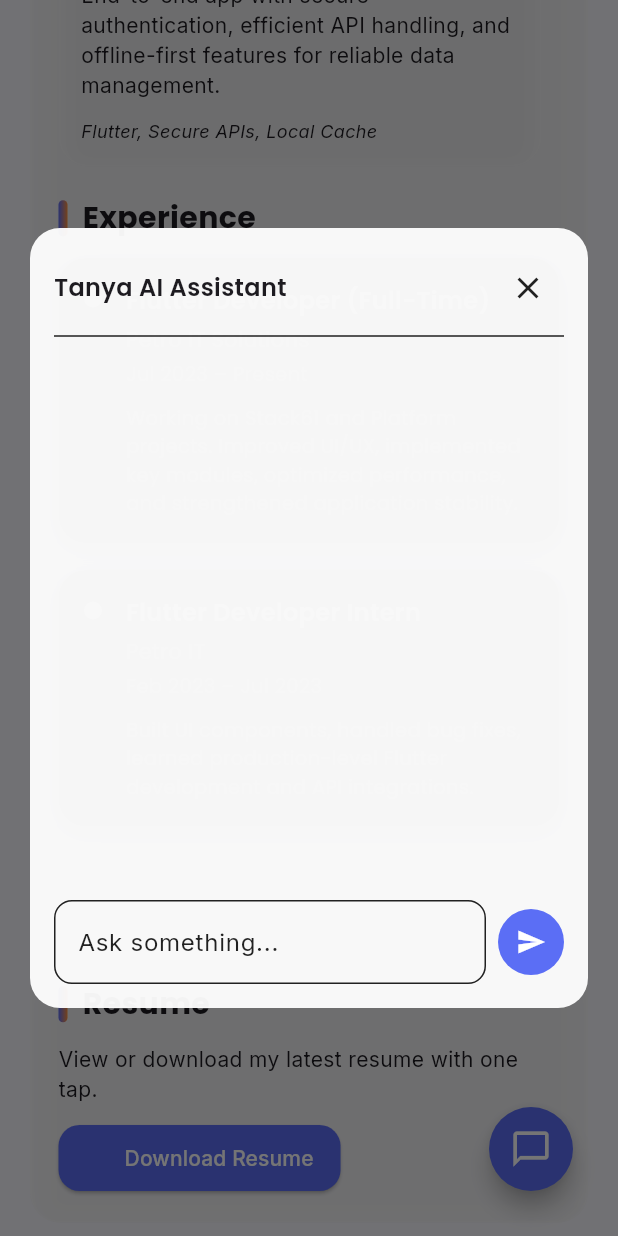
After one commit to TanyaMittal2002/portfolio, a Flutter app: the screen it shows after launch, scrolled down 2304 dp, after a tap on the "chat bubble outline" icon, on a phone screen of 412 x 824 dp. The commit adds this screen. Run offline on Flutter 3.47's test engine with Material 3 defaults, Android fonts, the phone set to English and light mode, and no system bars; our stand-ins replace google_fonts, lottie, supabase_flutter; accounts and stored records are empty.

Commit message:
Integrate AI Chatbot feature
- Add `AiChatBotButton` to `lib/main.dart`, positioned within a `Stack` over the main content.
- Create `lib/ai_chatbot/ai_chatbot.dart` containing `AiChatBotButton` and `AiChatWindow` widgets.
- Implement basic chat interface with simulated "typing" delay and hardcoded bot response.
- Include styling for user/bot message bubbles and an input field with send functionality.

```diff
--- /dev/null
+++ b/lib/ai_chatbot/ai_chatbot.dart
@@ -0,0 +1,164 @@
+import 'package:flutter/material.dart';
+import 'package:google_fonts/google_fonts.dart';
+
+/// ---------------------- AI CHATBOT ----------------------
+
+class AiChatBotButton extends StatelessWidget {
+  const AiChatBotButton({super.key});
+
+  @override
+  Widget build(BuildContext context) {
+    return Positioned(
+      bottom: 30,
+      right: 30,
+      child: FloatingActionButton(
+        backgroundColor: const Color(0xFF5B6EF5),
+        shape: RoundedRectangleBorder(borderRadius: BorderRadius.circular(50)),
+        onPressed: () {
+          showDialog(
+            context: context,
+            builder: (_) => const AiChatWindow(),
+          );
+        },
+        child: const Icon(Icons.chat_bubble_outline, size: 28, color: Colors.white),
+      ),
+    );
+  }
+}
+
+
+class AiChatWindow extends StatefulWidget {
+  const AiChatWindow({super.key});
+
+  @override
+  State<AiChatWindow> createState() => _AiChatWindowState();
+}
+
+class _AiChatWindowState extends State<AiChatWindow> {
+  final TextEditingController _controller = TextEditingController();
+  final List<Map<String, String>> messages = [];
+
+  Future<void> sendMessage(String text) async {
+    if (text.trim().isEmpty) return;
+
+    setState(() {
+      messages.add({"role": "user", "text": text});
+    });
+
+    _controller.clear();
+
+    // ✨ Fake delay like ChatGPT typing
+    await Future.delayed(const Duration(milliseconds: 700));
+
+    // ✨ Simple AI reply — You can later replace this with OpenAI API
+    setState(() {
+      messages.add({
+        "role": "bot",
+        "text": "Thanks for your message! I’m Tanya’s Portfolio AI.\nHow can I assist you today?"
+      });
+    });
+  }
+
+  @override
+  Widget build(BuildContext context) {
+    return Dialog(
+      insetPadding: const EdgeInsets.all(20),
+      backgroundColor: Colors.white.withOpacity(0.95),
+      shape: RoundedRectangleBorder(borderRadius: BorderRadius.circular(20)),
+      child: Container(
+        width: 380,
+        height: 520,
+        padding: const EdgeInsets.all(16),
+        child: Column(
+          children: [
+            // Top Bar
+            Row(
+              mainAxisAlignment: MainAxisAlignment.spaceBetween,
+              children: [
+                Text(
+                  "Tanya AI Assistant",
+                  style: GoogleFonts.poppins(
+                    fontSize: 16,
+                    fontWeight: FontWeight.w600,
+                  ),
+                ),
+                IconButton(
+                  onPressed: () => Navigator.pop(context),
+                  icon: const Icon(Icons.close),
+                )
+              ],
+            ),
+            const Divider(),
+
+            // Messages
+            Expanded(
+              child: ListView.builder(
+                padding: const EdgeInsets.only(bottom: 10),
+                itemCount: messages.length,
+                itemBuilder: (_, index) {
+                  final msg = messages[index];
+                  final isUser = msg["role"] == "user";
+
+                  return Align(
+                    alignment:
+                    isUser ? Alignment.centerRight : Alignment.centerLeft,
+                    child: Container(
+                      margin: const EdgeInsets.symmetric(vertical: 4),
+                      padding:
+                      const EdgeInsets.symmetric(vertical: 8, horizontal: 14),
+                      decoration: BoxDecoration(
+                        color: isUser
+                            ? const Color(0xFF5B6EF5)
+                            : Colors.grey.shade300,
+                        borderRadius: BorderRadius.circular(14),
+                      ),
+                      child: Text(
+                        msg["text"]!,
+                        style: TextStyle(
+                          color: isUser ? Colors.white : Colors.black87,
+                          fontSize: 14,
+                        ),
+                      ),
+                    ),
+                  );
+                },
+              ),
+            ),
+
+            const SizedBox(height: 10),
+
+            // Input Field
+            Row(
+              children: [
+                Expanded(
+                  child: TextField(
+                    controller: _controller,
+                    decoration: InputDecoration(
+                      hintText: "Ask something...",
+                      border: OutlineInputBorder(
+                        borderRadius: BorderRadius.circular(12),
+                      ),
+                    ),
+                    onSubmitted: sendMessage,
+                  ),
+                ),
+                const SizedBox(width: 8),
+                GestureDetector(
+                  onTap: () => sendMessage(_controller.text),
+                  child: Container(
+                    padding: const EdgeInsets.all(12),
+                    decoration: const BoxDecoration(
+                      color: Color(0xFF5B6EF5),
+                      shape: BoxShape.circle,
+                    ),
+                    child: const Icon(Icons.send, color: Colors.white, size: 20),
+                  ),
+                ),
+              ],
+            ),
+          ],
+        ),
+      ),
+    );
+  }
+}
--- a/lib/main.dart
+++ b/lib/main.dart
@@ -3,6 +3,7 @@ import 'dart:ui';
 import 'package:flutter/material.dart';
 import 'package:google_fonts/google_fonts.dart';
 import 'package:lottie/lottie.dart';
+import 'package:my_portfolio/ai_chatbot/ai_chatbot.dart';
 import 'package:supabase_flutter/supabase_flutter.dart';
 import 'package:url_launcher/url_launcher.dart';
 
@@ -99,7 +100,9 @@ class _HomePageState extends State<HomePage>
   @override
   Widget build(BuildContext context) {
     return Scaffold(
-      body: SafeArea(
+      body: Stack(
+        children: [
+          SafeArea(
             child: SingleChildScrollView(
               controller: _scrollController,
               child: ConstrainedBox(
@@ -168,6 +171,9 @@ class _HomePageState extends State<HomePage>
                 ),
               ),
             ),
+          ),
+          const AiChatBotButton(),
+        ],
       ),
     );
   }
```
Lines whose indentation alone changed are shown as unchanged.
